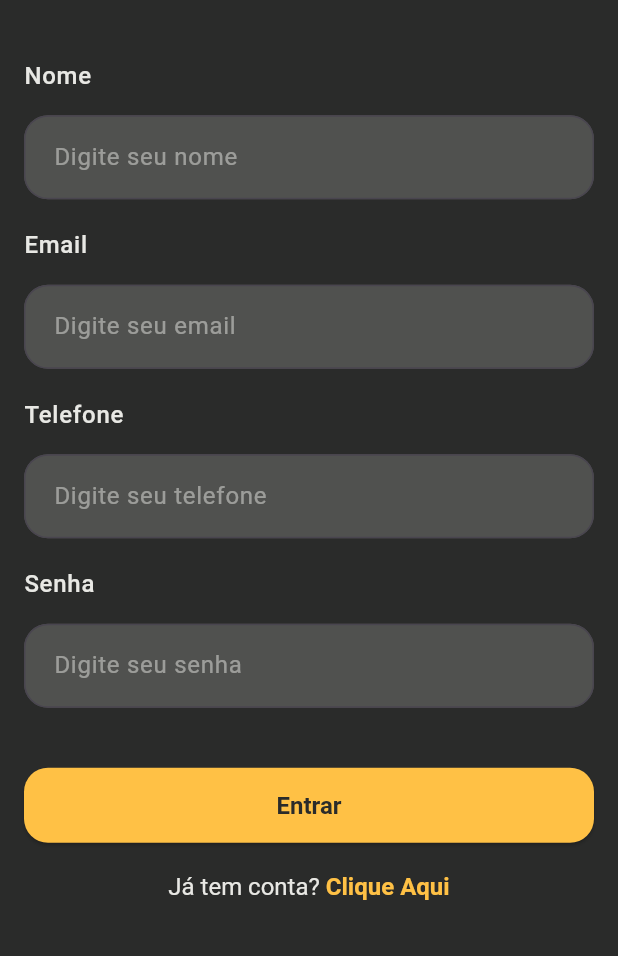
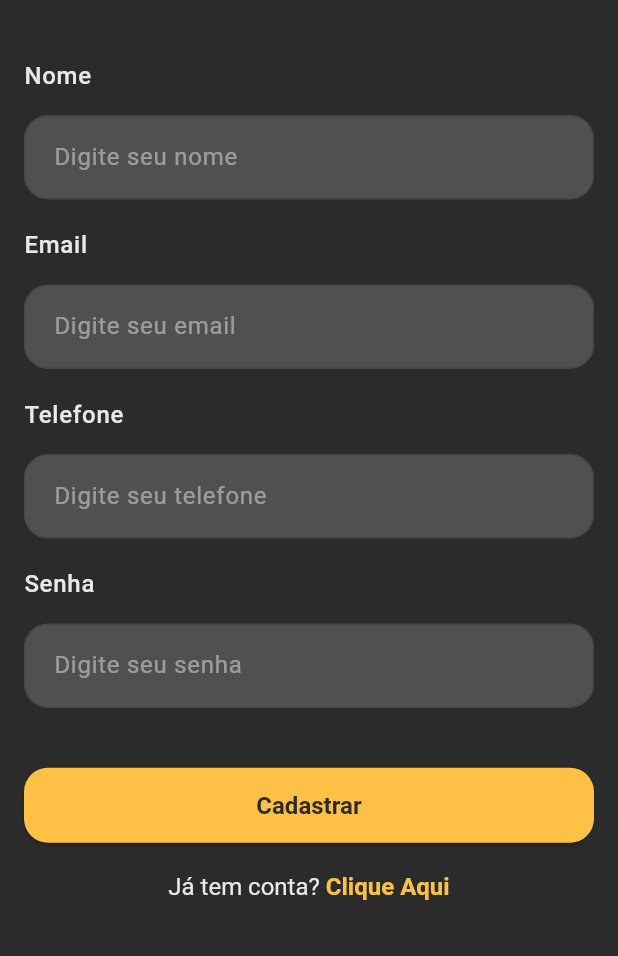
Before and after one commit to DevDuque/F_Users, a Flutter app: the SignScreen screen opened directly, on a phone screen of 412 x 824 dp, the part 280-1236 px from its top. Run offline on Flutter 3.47's test engine with Material 3 defaults, Android fonts, the phone set to English and light mode, and no system bars; our stand-ins replace flutter_svg.

Commit message:
Adiciona mais frases

```diff
--- a/untitled/lib/screens/sign_screen.dart
+++ b/untitled/lib/screens/sign_screen.dart
@@ -28,7 +28,6 @@ class SignScreen extends StatelessWidget {
           child: Column(
             mainAxisAlignment: MainAxisAlignment.center,
             children: [
-
               // Logo SVG
               SvgPicture.asset(
                 'lib/assets/images/logo.svg',
@@ -43,15 +42,12 @@ class SignScreen extends StatelessWidget {
                 crossAxisAlignment: CrossAxisAlignment.start,
                 children: [
                   Text('Nome', style: Theme.of(context).textTheme.labelMedium),
-
                   const SizedBox(height: 16),
-
                   TextField(
                     controller: nomeController,
-
                     style: const TextStyle(color: AppColors.textColor),
-
-                    decoration: const InputDecoration(hintText: 'Digite seu nome'),
+                    decoration:
+                        const InputDecoration(hintText: 'Digite seu nome'),
                   ),
                 ],
               ),
@@ -62,18 +58,14 @@ class SignScreen extends StatelessWidget {
               Column(
                 crossAxisAlignment: CrossAxisAlignment.start,
                 children: [
-
                   Text('Email', style: Theme.of(context).textTheme.labelMedium),
-
                   const SizedBox(height: 16),
-
                   TextField(
                     controller: emailController,
                     keyboardType: TextInputType.emailAddress,
-
                     style: const TextStyle(color: AppColors.textColor),
-
-                    decoration: const InputDecoration(hintText: 'Digite seu email'),
+                    decoration:
+                        const InputDecoration(hintText: 'Digite seu email'),
                   ),
                 ],
               ),
@@ -84,17 +76,15 @@ class SignScreen extends StatelessWidget {
               Column(
                 crossAxisAlignment: CrossAxisAlignment.start,
                 children: [
-                  Text('Telefone', style: Theme.of(context).textTheme.labelMedium),
-
+                  Text('Telefone',
+                      style: Theme.of(context).textTheme.labelMedium),
                   const SizedBox(height: 16),
-
                   TextField(
                     controller: telefoneController,
                     keyboardType: TextInputType.phone,
-
                     style: const TextStyle(color: AppColors.textColor),
-
-                    decoration: const InputDecoration(hintText: 'Digite seu telefone'),
+                    decoration:
+                        const InputDecoration(hintText: 'Digite seu telefone'),
                   ),
                 ],
               ),
@@ -105,18 +95,14 @@ class SignScreen extends StatelessWidget {
               Column(
                 crossAxisAlignment: CrossAxisAlignment.start,
                 children: [
-
                   Text('Senha', style: Theme.of(context).textTheme.labelMedium),
-
                   const SizedBox(height: 16),
-
                   TextField(
                     obscureText: true,
                     controller: senhaController,
-
                     style: const TextStyle(color: AppColors.textColor),
-
-                    decoration: const InputDecoration(hintText: 'Digite seu senha'),
+                    decoration:
+                        const InputDecoration(hintText: 'Digite seu senha'),
                   ),
                 ],
               ),
@@ -125,12 +111,13 @@ class SignScreen extends StatelessWidget {
 
               ElevatedButton(
                 onPressed: () async {
-
-                  if (nomeController.text.isEmpty || emailController.text.isEmpty ||
-                      telefoneController.text.isEmpty || senhaController.text.isEmpty) {
-
+                  if (nomeController.text.isEmpty ||
+                      emailController.text.isEmpty ||
+                      telefoneController.text.isEmpty ||
+                      senhaController.text.isEmpty) {
                     ScaffoldMessenger.of(context).showSnackBar(
-                      const SnackBar(content: Text('Preencha todos os campos!')),
+                      const SnackBar(
+                          content: Text('Preencha todos os campos!')),
                     );
                     return;
                   }
@@ -145,10 +132,12 @@ class SignScreen extends StatelessWidget {
                     );
 
                     // Adiciona o usuário ao provider
-                    Provider.of<UserProvider>(context, listen: false).addUser(user);
+                    Provider.of<UserProvider>(context, listen: false)
+                        .addUser(user);
 
                     ScaffoldMessenger.of(context).showSnackBar(
-                      const SnackBar(content: Text('Usuário cadastrado com sucesso!')),
+                      const SnackBar(
+                          content: Text('Usuário cadastrado com sucesso!')),
                     );
 
                     // Volta para a tela de login após o cadastro
@@ -164,17 +153,14 @@ class SignScreen extends StatelessWidget {
                 },
                 style: ElevatedButton.styleFrom(
                   backgroundColor: AppColors.secondaryColor,
-
                   minimumSize: const Size(double.infinity, 50),
-
                   shape: RoundedRectangleBorder(
                     borderRadius: BorderRadius.circular(16),
                   ),
                 ),
-
-                child: Text('Entrar', style: Theme.of(context).textTheme.displayMedium),
+                child: Text('Cadastrar',
+                    style: Theme.of(context).textTheme.displayMedium),
               ),
-
 
               const SizedBox(height: 20),
 
@@ -196,7 +182,7 @@ class SignScreen extends StatelessWidget {
                       ),
                       recognizer: TapGestureRecognizer()
                         ..onTap = () {
-                          Navigator.push(
+                          Navigator.pushReplacement(
                             context,
                             MaterialPageRoute(
                                 builder: (context) => const LoginScreen()),
@@ -211,7 +197,5 @@ class SignScreen extends StatelessWidget {
         ),
       ),
     );
-
-
   }
 }
```
Also changed, not shown: untitled/lib/screens/home_screen.dart (+14 -23 lines), untitled/lib/screens/login_screen.dart (+15 -28 lines).
